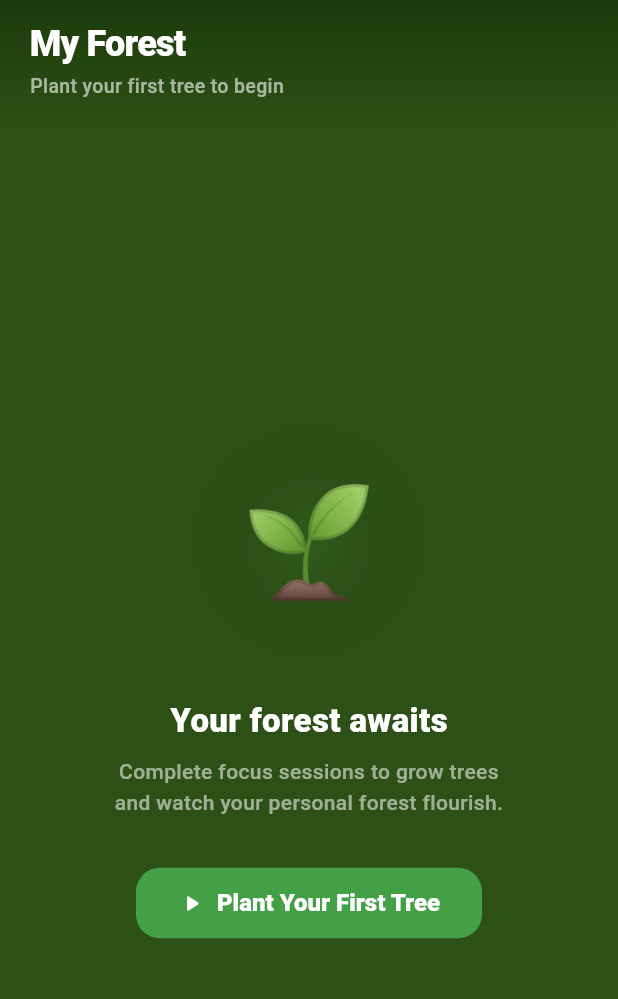
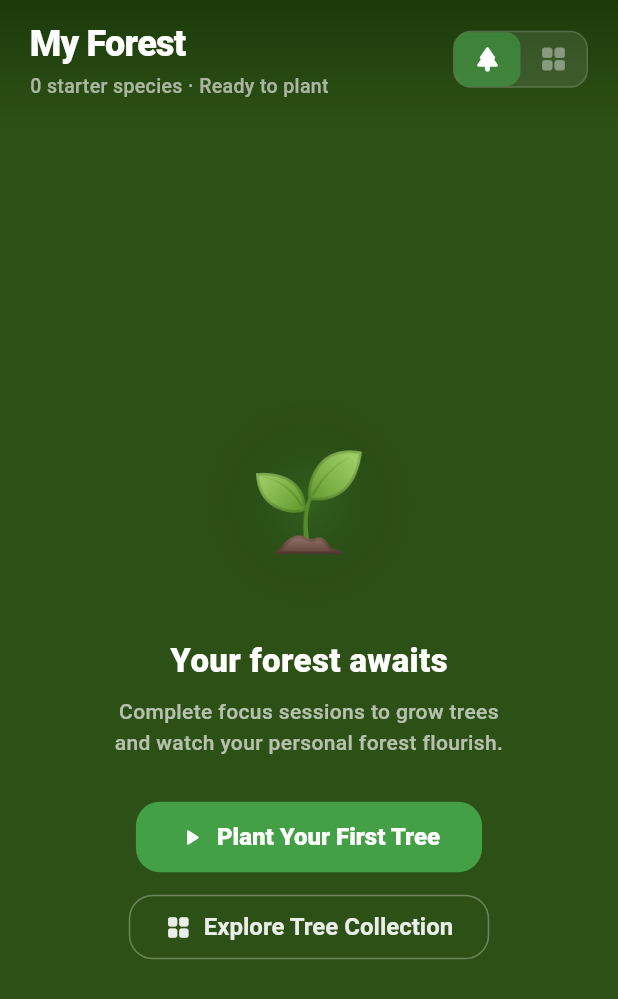
Before and after one commit to Priyansh-5520/FocusBloom, a Flutter app: the GardenScreen screen opened directly, on a phone screen of 412 x 824 dp. Shown: the top 999 px of the screen. Run offline on Flutter 3.47's test engine with Material 3 defaults, Android fonts, the phone set to English and light mode, and no system bars; our stand-ins replace cloud_firestore, firebase_auth, firebase_core, go_router, google_sign_in, shared_preferences; accounts and stored records are empty; Roboto replaces fonts that are missing (Nunito).

Commit message:
Done Testing In Mobile !!

```diff
--- a/lib/screens/auth/login_screen.dart
+++ b/lib/screens/auth/login_screen.dart
@@ -35,7 +35,7 @@ class _LoginScreenState extends State<LoginScreen> {
     );
     if (success && mounted) {
       final uid = authProvider.firebaseUser?.uid ?? authProvider.userModel?.uid ?? 'guest_user';
-      await context.read<UserDataProvider>().loadUserData(uid);
+      context.read<UserDataProvider>().loadUserData(uid);
       if (mounted) {
         Navigator.of(context).pushReplacementNamed('/home');
       }
--- a/lib/screens/garden/garden_screen.dart
+++ b/lib/screens/garden/garden_screen.dart
@@ -57,25 +57,30 @@ class _GardenScreenState extends State<GardenScreen>
           children: [
             // Header
             _ForestHeader(
-              treeCount: grownPlants.length,
+              treeCount: grownPlants.isNotEmpty ? grownPlants.length : plants.length,
               totalSessions: sessions.length,
               showForest: _showForestView,
+              hasGrownTrees: grownPlants.isNotEmpty,
               onToggle: () =>
                   setState(() => _showForestView = !_showForestView),
             ),
             // Body
             Expanded(
-              child: grownPlants.isEmpty
-                  ? _EmptyForestView(entryAnimation: _entryController)
-                  : _showForestView
-                      ? _ForestSceneView(
+              child: _showForestView
+                  ? (grownPlants.isEmpty
+                      ? _EmptyForestView(
+                          entryAnimation: _entryController,
+                          onExploreCatalog: () =>
+                              setState(() => _showForestView = false),
+                        )
+                      : _ForestSceneView(
                           grownPlants: grownPlants,
                           sessions: sessions,
                           ambientController: _ambientController,
                           entryController: _entryController,
-                        )
+                        ))
                   : _GridCollectionView(
-                          grownPlants: grownPlants,
+                      grownPlants: grownPlants.isNotEmpty ? grownPlants : plants,
                       sessions: sessions,
                     ),
             ),
@@ -93,12 +98,14 @@ class _ForestHeader extends StatelessWidget {
   final int treeCount;
   final int totalSessions;
   final bool showForest;
+  final bool hasGrownTrees;
   final VoidCallback onToggle;
 
   const _ForestHeader({
     required this.treeCount,
     required this.totalSessions,
     required this.showForest,
+    required this.hasGrownTrees,
     required this.onToggle,
   });
 
@@ -133,27 +140,26 @@ class _ForestHeader extends StatelessWidget {
                     ),
                     const SizedBox(height: 2),
                     Text(
-                      treeCount == 0
-                          ? 'Plant your first tree to begin'
+                      !hasGrownTrees
+                          ? '$treeCount starter species · Ready to plant'
                           : '$treeCount tree${treeCount == 1 ? '' : ' species'} · $totalSessions session${totalSessions == 1 ? '' : 's'}',
                       style: TextStyle(
                         fontFamily: 'Nunito',
                         fontSize: 13,
                         fontWeight: FontWeight.w500,
-                        color: Colors.white.withOpacity(0.6),
+                        color: Colors.white.withValues(alpha: 0.6),
                       ),
                     ),
                   ],
                 ),
               ),
-              // View toggle
-              if (treeCount > 0)
+              // View toggle - always available
               Container(
                 decoration: BoxDecoration(
-                    color: Colors.white.withOpacity(0.1),
+                  color: Colors.white.withValues(alpha: 0.1),
                   borderRadius: BorderRadius.circular(12),
                   border: Border.all(
-                        color: Colors.white.withOpacity(0.15), width: 1),
+                      color: Colors.white.withValues(alpha: 0.15), width: 1),
                 ),
                 child: Row(
                   mainAxisSize: MainAxisSize.min,
@@ -199,14 +205,14 @@ class _ToggleButton extends StatelessWidget {
         padding: const EdgeInsets.symmetric(horizontal: 12, vertical: 8),
         decoration: BoxDecoration(
           color: isActive
-              ? AppColors.primary.withOpacity(0.6)
+              ? AppColors.primary.withValues(alpha: 0.6)
               : Colors.transparent,
           borderRadius: BorderRadius.circular(10),
         ),
         child: Icon(
           icon,
           size: 20,
-          color: isActive ? Colors.white : Colors.white.withOpacity(0.4),
+          color: isActive ? Colors.white : Colors.white.withValues(alpha: 0.4),
         ),
       ),
     );
@@ -218,8 +224,12 @@ class _ToggleButton extends StatelessWidget {
 // ============================================================================
 class _EmptyForestView extends StatelessWidget {
   final AnimationController entryAnimation;
+  final VoidCallback? onExploreCatalog;
 
-  const _EmptyForestView({required this.entryAnimation});
+  const _EmptyForestView({
+    required this.entryAnimation,
+    this.onExploreCatalog,
+  });
 
   @override
   Widget build(BuildContext context) {
@@ -233,22 +243,22 @@ class _EmptyForestView extends StatelessWidget {
             children: [
               // Decorative illustration area
               Container(
-                width: 160,
-                height: 160,
+                width: 140,
+                height: 140,
                 decoration: BoxDecoration(
                   shape: BoxShape.circle,
                   gradient: RadialGradient(
                     colors: [
-                      AppColors.primary.withOpacity(0.15),
+                      AppColors.primary.withValues(alpha: 0.2),
                       Colors.transparent,
                     ],
                   ),
                 ),
                 child: const Center(
-                  child: Text('🌱', style: TextStyle(fontSize: 72)),
+                  child: Text('🌱', style: TextStyle(fontSize: 64)),
                 ),
               ),
-              const SizedBox(height: 24),
+              const SizedBox(height: 20),
               const Text(
                 'Your forest awaits',
                 style: TextStyle(
@@ -266,11 +276,11 @@ class _EmptyForestView extends StatelessWidget {
                   fontFamily: 'Nunito',
                   fontSize: 14,
                   fontWeight: FontWeight.w500,
-                  color: Colors.white.withOpacity(0.55),
+                  color: Colors.white.withValues(alpha: 0.65),
                   height: 1.5,
                 ),
               ),
-              const SizedBox(height: 32),
+              const SizedBox(height: 28),
               ElevatedButton.icon(
                 onPressed: () {
                   Navigator.of(context).pushNamed('/focus');
@@ -290,6 +300,26 @@ class _EmptyForestView extends StatelessWidget {
                   ),
                 ),
               ),
+              if (onExploreCatalog != null) ...[
+                const SizedBox(height: 12),
+                OutlinedButton.icon(
+                  onPressed: onExploreCatalog,
+                  icon: const Icon(Icons.grid_view_rounded, size: 18),
+                  label: const Text(
+                    'Explore Tree Collection',
+                    style: TextStyle(fontWeight: FontWeight.w700),
+                  ),
+                  style: OutlinedButton.styleFrom(
+                    foregroundColor: Colors.white.withValues(alpha: 0.9),
+                    side: BorderSide(color: Colors.white.withValues(alpha: 0.3)),
+                    padding:
+                        const EdgeInsets.symmetric(horizontal: 24, vertical: 12),
+                    shape: RoundedRectangleBorder(
+                      borderRadius: BorderRadius.circular(16),
+                    ),
+                  ),
+                ),
+              ],
             ],
           ),
         ),
@@ -403,6 +433,7 @@ class _ForestSceneView extends StatelessWidget {
                             plantType: plantType,
                             progress: 1.0,
                             size: treeSize,
+                            showStageName: false,
                           ),
                           // Small shadow
                           Container(
@@ -410,7 +441,7 @@ class _ForestSceneView extends StatelessWidget {
                             height: 6,
                             decoration: BoxDecoration(
                               borderRadius: BorderRadius.circular(3),
-                              color: Colors.black.withOpacity(0.15),
+                              color: Colors.black.withValues(alpha: 0.15),
                             ),
                           ),
                         ],
@@ -431,7 +462,7 @@ class _ForestSceneView extends StatelessWidget {
                       padding: const EdgeInsets.symmetric(
                           horizontal: 16, vertical: 8),
                       decoration: BoxDecoration(
-                        color: Colors.black.withOpacity(0.35),
+                        color: Colors.black.withValues(alpha: 0.35),
                         borderRadius: BorderRadius.circular(20),
                       ),
                       child: Text(
@@ -440,7 +471,7 @@ class _ForestSceneView extends StatelessWidget {
                           fontFamily: 'Nunito',
                           fontSize: 12,
                           fontWeight: FontWeight.w600,
-                          color: Colors.white.withOpacity(0.7),
+                          color: Colors.white.withValues(alpha: 0.7),
                         ),
                       ),
                     ),
@@ -473,14 +504,8 @@ class _ForestSceneView extends StatelessWidget {
     }
 
     // Sort by Y so trees in front overlap those in back
-    final indexed = List.generate(count, (i) => i);
-    indexed.sort((a, b) => positions[a].dy.compareTo(positions[b].dy));
-
-    final sorted = List<Offset>.filled(count, Offset.zero);
-    for (int i = 0; i < count; i++) {
-      sorted[indexed[i]] = positions[indexed[i]];
-    }
-    return sorted;
+    positions.sort((a, b) => a.dy.compareTo(b.dy));
+    return positions;
   }
 
   List<Widget> _buildGroundDecorations(double w, double h) {
@@ -716,6 +741,7 @@ class _GridCollectionView extends StatelessWidget {
                   plantType: plantType,
                   progress: 1.0,
                   size: 88,
+                  showStageName: false,
                 ),
                 const SizedBox(height: 10),
                 Text(
@@ -750,7 +776,7 @@ class _GridCollectionView extends StatelessWidget {
                     ),
                     const SizedBox(width: 6),
                     Text(
-                      '×${plant.sessionCount}',
+                      plant.sessionCount > 0 ? '×${plant.sessionCount}' : 'Ready',
                       style: TextStyle(
                         fontFamily: 'Nunito',
                         fontSize: 11,
```
Also changed, not shown: lib/providers/auth_provider.dart (+56 -24 lines), lib/providers/focus_timer_provider.dart (+7 -7 lines), lib/repositories/user_repository.dart (+158 -70 lines), lib/screens/focus/focus_active_screen.dart (+13 -9 lines), lib/widgets/plant/plant_widget.dart (+17 -0 lines), lib/firebase_options.dart, pubspec.lock, 3 other files. Lines whose indentation alone changed are shown as unchanged.
